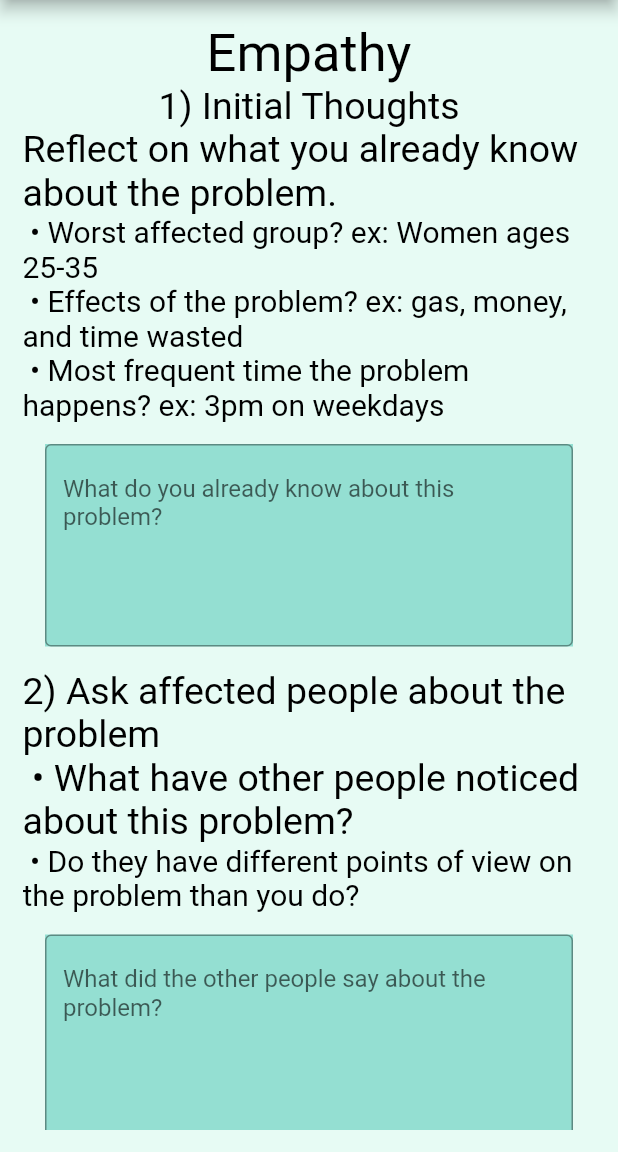
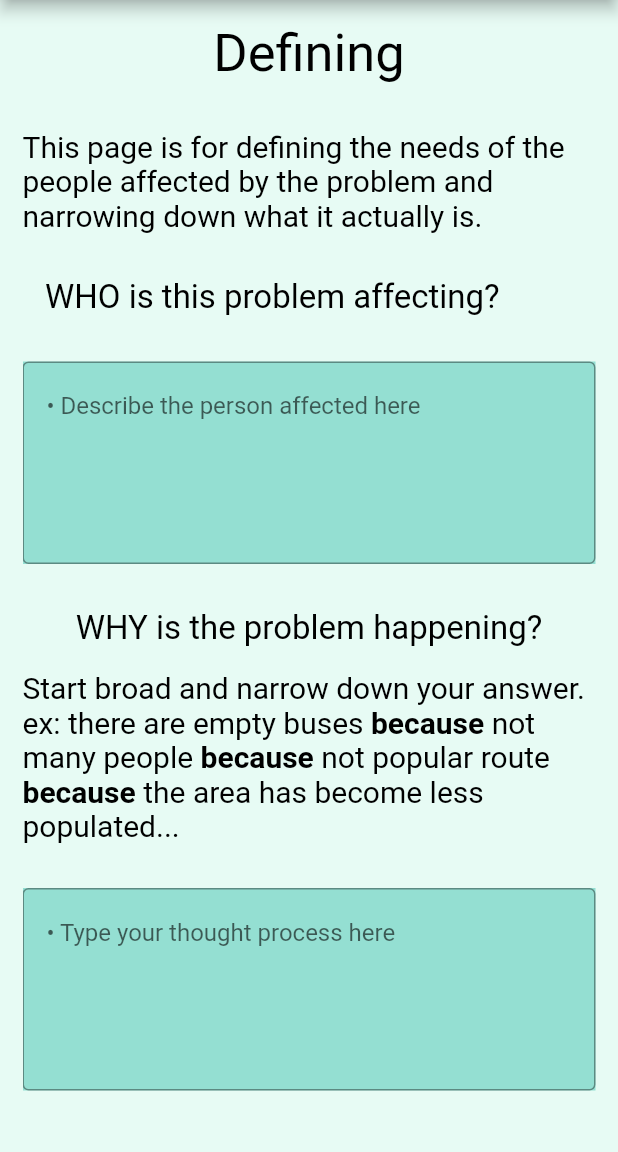
Before and after one commit to jchou03/PictureIt, a Flutter app: the Defining screen opened directly, on a phone screen of 412 x 824 dp, the part 84-1236 px from its top. Run offline on Flutter 3.47's test engine with Material 2 defaults, Android fonts, the phone set to English and light mode, and no system bars.

Commit message:
finished up defining page

```diff
--- a/pictureit/lib/Tools/defining.dart
+++ b/pictureit/lib/Tools/defining.dart
@@ -24,37 +24,42 @@ class Defining extends StatelessWidget {
             padding: EdgeInsets.all(globalPadding),
             color: backgroundColor,
             width: MediaQuery.of(context).size.width,
+            // listview so it can scroll
             child: ListView(children: <Widget>[
+              // column of content
               Column(
                 mainAxisAlignment: MainAxisAlignment.spaceEvenly,
                 children: <Widget>[
                   // title for the section
-                  Text('Empathy',
+                  Text('Defining',
                       style: TextStyle(color: Colors.black, fontSize: 35)),
-                  Column(
+                  // first round of text (prompt and text box)
+                  Container(
+                      margin: EdgeInsets.symmetric(
+                          vertical: globalMargin, horizontal: 0),
+                      child: Column(
+                        crossAxisAlignment: CrossAxisAlignment.start,
                         children: <Widget>[
-                      Text('1) Initial Thoughts',
-                          style: TextStyle(color: Colors.black, fontSize: 25)),
-                      Text(
-                          'Reflect on what you already know about the problem.',
-                          style: TextStyle(color: Colors.black, fontSize: 25)),
-                      Text(
-                        ' • Worst affected group? ex: Women ages 25-35',
-                        style: TextStyle(color: Colors.black, fontSize: 20),
+                          Container(
+                            margin:
+                                EdgeInsets.symmetric(vertical: globalMargin),
+                            child: Text(
+                                'This page is for defining the needs of the people affected by the problem and narrowing down what it actually is.',
+                                style: TextStyle(
+                                    color: Colors.black, fontSize: 20)),
                           ),
-                      Text(
-                          ' • Effects of the problem? ex: gas, money, and time wasted',
-                          style: TextStyle(color: Colors.black, fontSize: 20)),
-                      Text(
-                          ' • Most frequent time the problem happens? ex: 3pm on weekdays',
-                          style: TextStyle(color: Colors.black, fontSize: 20)),
-                    ],
-                  ),
-
+                          Container(
+                              margin: EdgeInsets.all(globalMargin),
+                              child: Text(
+                                'WHO is this problem affecting?',
+                                style: TextStyle(
+                                    color: Colors.black, fontSize: 22),
+                              )),
                           // text box for user input
                           Container(
                             color: boxColor,
-                    margin: EdgeInsets.all(globalPadding),
+                            margin:
+                                EdgeInsets.symmetric(vertical: globalPadding),
                             child: TextField(
                               minLines: 5,
                               maxLines: 5,
@@ -62,42 +67,75 @@ class Defining extends StatelessWidget {
                               decoration: InputDecoration(
                                   border: OutlineInputBorder(),
                                   hintText:
-                              'What do you already know about this problem?'),
+                                      ' • Describe the person affected here'),
                             ),
                           ),
+                        ],
+                      )),
 
                   // section for second prompt
-                  Column(
+                  Container(
+                    child: Column(
                       children: <Widget>[
-                      Text('2) Ask affected people about the problem',
-                          style: TextStyle(color: Colors.black, fontSize: 25)),
-                      Text(
-                          ' • What have other people noticed about this problem? ',
-                          style: TextStyle(color: Colors.black, fontSize: 25)),
-                      Text(
-                        ' • Do they have different points of view on the problem than you do?',
-                        style: TextStyle(color: Colors.black, fontSize: 20),
-                      ),
-                    ],
-                  ),
-                  // second text box
-                  // text box for user input
+                        Container(
+                            //margin: EdgeInsets.all(globalMargin),
+                            child: Text(
+                          'WHY is the problem happening?',
+                          style: TextStyle(color: Colors.black, fontSize: 22),
+                        )),
+                        Container(
+                            margin:
+                                EdgeInsets.symmetric(vertical: globalMargin),
+                            // using RichText widget to be able to enable the bold text sections
+                            child: RichText(
+                              text: new TextSpan(
+                                  style: TextStyle(
+                                      color: Colors.black, fontSize: 20),
+                                  children: <TextSpan>[
+                                    TextSpan(
+                                        text:
+                                            'Start broad and narrow down your answer. ex: there are empty buses '),
+                                    TextSpan(
+                                        text: 'because ',
+                                        style: TextStyle(
+                                            fontWeight: FontWeight.bold)),
+                                    TextSpan(text: 'not many people '),
+                                    TextSpan(
+                                        text: 'because ',
+                                        style: TextStyle(
+                                            fontWeight: FontWeight.bold)),
+                                    TextSpan(text: 'not popular route '),
+                                    TextSpan(
+                                        text: 'because ',
+                                        style: TextStyle(
+                                            fontWeight: FontWeight.bold)),
+                                    TextSpan(
+                                        text:
+                                            'the area has become less populated...')
+                                  ]),
+                            )),
+                        // text field for user input
                         Container(
                           color: boxColor,
-                    margin: EdgeInsets.all(globalPadding),
+                          margin: EdgeInsets.symmetric(vertical: globalPadding),
                           child: TextField(
                             minLines: 5,
                             maxLines: 5,
                             autocorrect: true,
                             decoration: InputDecoration(
                                 border: OutlineInputBorder(),
-                          hintText:
-                              'What did the other people say about the problem?'),
+                                hintText: ' • Type your thought process here'),
                           ),
                         ),
+                      ],
+                    ),
+                  ),
+                  // second text box
+                  // text box for user input
+
                   // Button for moving to the next page
                   Container(
-                      margin: EdgeInsets.all(globalMargin),
+                      margin: EdgeInsets.symmetric(vertical: globalMargin),
                       child: RaisedButton(
                           color: boxColor,
                           splashColor: Colors.blueAccent,
@@ -106,7 +144,7 @@ class Defining extends StatelessWidget {
                             Navigator.push(
                                 context,
                                 MaterialPageRoute(
-                                    builder: (context) => Empathy()));
+                                    builder: (context) => Defining()));
                           },
                           child: Row(
                             mainAxisAlignment: MainAxisAlignment.spaceBetween,
--- a/pictureit/lib/Tools/empathy.dart
+++ b/pictureit/lib/Tools/empathy.dart
@@ -1,5 +1,6 @@
 import 'package:flutter/cupertino.dart';
 import 'package:flutter/material.dart';
+import 'package:pictureit/Tools/defining.dart';
 
 // color setups
 const backgroundColor = Color(0xFFE7FBF4);
@@ -48,22 +49,33 @@ class Empathy extends StatelessWidget {
                               fontSize: 30,
                             ),
                           ),
-                          Text(
+                          Container(
+                            margin: EdgeInsets.only(top: globalMargin),
+                            child: Text(
                                 'Reflect on what you already know about the problem.',
-                              style:
-                                  TextStyle(color: Colors.black, fontSize: 22)),
-                          Text(
+                                style: TextStyle(
+                                    color: Colors.black, fontSize: 22)),
+                          ),
+                          Container(
+                              margin: EdgeInsets.all(globalMargin),
+                              child: Text(
                                 ' • Worst affected group? ex: Women ages 25-35',
-                            style: TextStyle(color: Colors.black, fontSize: 20),
-                          ),
-                          Text(
+                                style: TextStyle(
+                                    color: Colors.black, fontSize: 20),
+                              )),
+                          Container(
+                              margin: EdgeInsets.all(globalMargin),
+                              child: Text(
                                   ' • Effects of the problem? ex: gas, money, and time wasted',
-                              style:
-                                  TextStyle(color: Colors.black, fontSize: 20)),
-                          Text(
+                                  style: TextStyle(
+                                      color: Colors.black, fontSize: 20))),
+                          Container(
+                              margin: EdgeInsets.all(globalMargin),
+                              child: Text(
                                 ' • Most frequent time the problem happens? ex: 3pm on weekdays',
-                              style:
-                                  TextStyle(color: Colors.black, fontSize: 20)),
+                                style: TextStyle(
+                                    color: Colors.black, fontSize: 20),
+                              )),
                           // text box for user input
                           Container(
                             color: boxColor,
@@ -89,14 +101,21 @@ class Empathy extends StatelessWidget {
                         Text('2) Ask affected people about the problem',
                             style:
                                 TextStyle(color: Colors.black, fontSize: 30)),
-                        Text(
+                        Container(
+                            margin: EdgeInsets.all(globalMargin),
+                            child: Text(
                               ' • What have other people noticed about this problem? ',
                               style:
-                                TextStyle(color: Colors.black, fontSize: 20)),
-                        Text(
+                                  TextStyle(color: Colors.black, fontSize: 20),
+                            )),
+                        Container(
+                            margin: EdgeInsets.all(globalMargin),
+                            child: Text(
                               ' • Do they have different points of view on the problem than you do?',
                               style:
-                                TextStyle(color: Colors.black, fontSize: 20)),
+                                  TextStyle(color: Colors.black, fontSize: 20),
+                            )),
+                        // text field for user input
                         Container(
                           color: boxColor,
                           margin: EdgeInsets.symmetric(vertical: globalPadding),
@@ -127,7 +146,7 @@ class Empathy extends StatelessWidget {
                             Navigator.push(
                                 context,
                                 MaterialPageRoute(
-                                    builder: (context) => Empathy()));
+                                    builder: (context) => Defining()));
                           },
                           child: Row(
                             mainAxisAlignment: MainAxisAlignment.spaceBetween,
```
Lines whose indentation alone changed are shown as unchanged.
